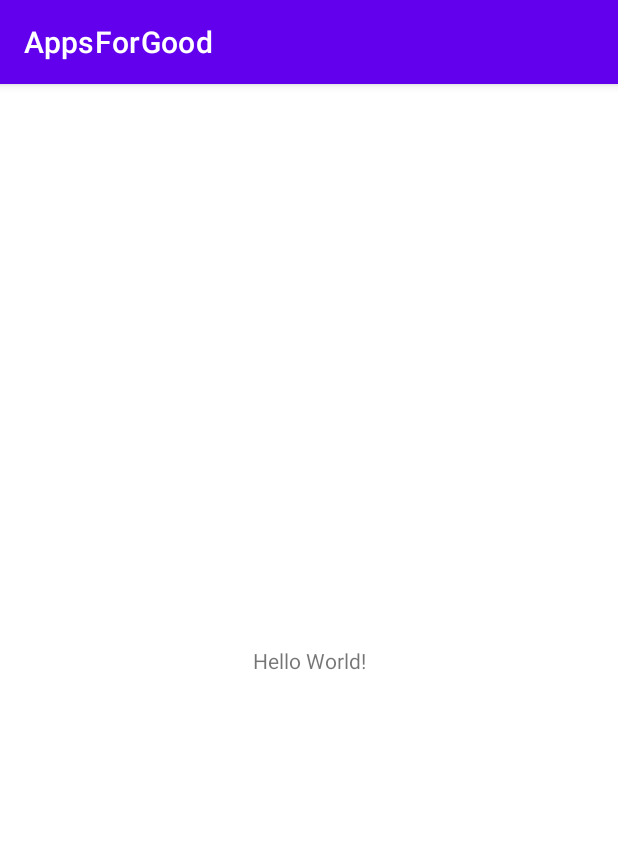
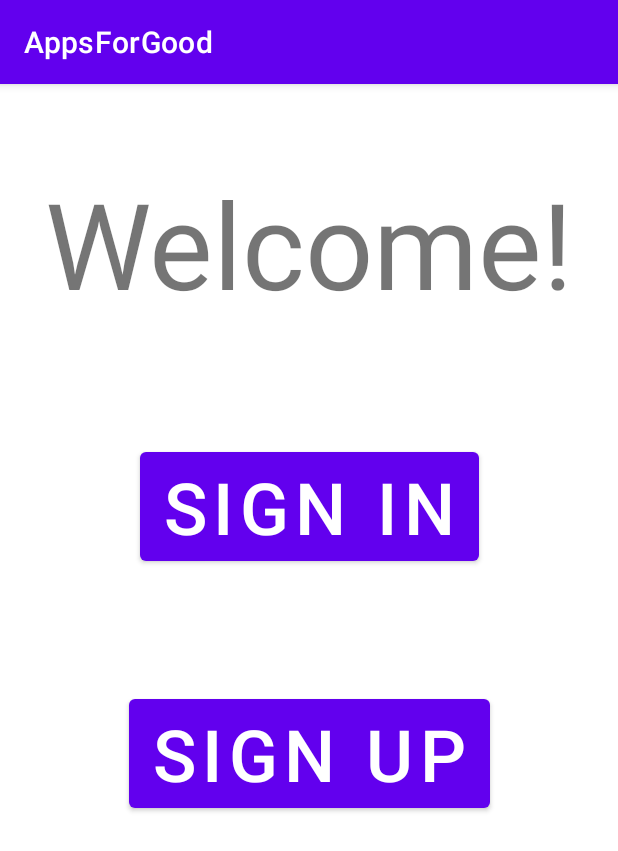
Before and after one commit to amithchintalapati/AppsForGood, an Android app: the screen it shows after launch (MainActivity), on a phone screen of 412 x 824 dp. Shown: the top 851 px of the screen. Run offline under Robolectric (Android 15) with nearby library versions, the light colour scheme and no system bars.

Commit message:
Preliminary Coding - Account and Problem, and Welcome Screen

```diff
--- a/app/src/main/res/layout/activity_main.xml
+++ b/app/src/main/res/layout/activity_main.xml
@@ -2,17 +2,46 @@
 <androidx.constraintlayout.widget.ConstraintLayout xmlns:android="http://schemas.android.com/apk/res/android"
     xmlns:app="http://schemas.android.com/apk/res-auto"
     xmlns:tools="http://schemas.android.com/tools"
+    android:id="@+id/constraintLayout"
     android:layout_width="match_parent"
     android:layout_height="match_parent"
     tools:context=".MainActivity">
 
     <TextView
+        android:id="@+id/welcomeString"
         android:layout_width="wrap_content"
         android:layout_height="wrap_content"
-        android:text="Hello World!"
+        android:layout_marginTop="50dp"
+        android:text="@string/welcomeLabelStr"
+        android:textSize="80sp"
         app:layout_constraintBottom_toBottomOf="parent"
-        app:layout_constraintLeft_toLeftOf="parent"
-        app:layout_constraintRight_toRightOf="parent"
-        app:layout_constraintTop_toTopOf="parent" />
+        app:layout_constraintEnd_toEndOf="parent"
+        app:layout_constraintHorizontal_bias="0.5"
+        app:layout_constraintStart_toStartOf="parent"
+        app:layout_constraintTop_toTopOf="parent"
+        app:layout_constraintVertical_bias="0.004" />
+
+    <Button
+        android:id="@+id/signInButton"
+        android:layout_width="wrap_content"
+        android:layout_height="wrap_content"
+        android:layout_marginTop="80dp"
+        android:text="@string/signInButtonStr"
+        android:textSize="48sp"
+        app:layout_constraintEnd_toEndOf="parent"
+        app:layout_constraintStart_toStartOf="parent"
+        app:layout_constraintTop_toBottomOf="@+id/welcomeString" />
+
+    <Button
+        android:id="@+id/signUpButton"
+        android:layout_width="wrap_content"
+        android:layout_height="wrap_content"
+        android:layout_marginTop="80dp"
+        android:text="@string/signUpButtonStr"
+        android:textSize="48sp"
+        app:layout_constraintEnd_toEndOf="parent"
+        app:layout_constraintHorizontal_bias="0.5"
+        app:layout_constraintStart_toStartOf="parent"
+        app:layout_constraintTop_toBottomOf="@+id/signInButton" />
 
 </androidx.constraintlayout.widget.ConstraintLayout>
--- a/app/src/main/res/values/strings.xml
+++ b/app/src/main/res/values/strings.xml
@@ -1,3 +1,8 @@
 <resources>
     <string name="app_name">AppsForGood</string>
+    <string name="welcomeLabelStr">Welcome!</string>
+    <string name="signInButtonStr">Sign In</string>
+    <string name="signUpButtonStr">Sign Up</string>
+
+
 </resources>
```
Also changed, not shown: app/src/main/java/com/example/appsforgood/Account.java (added, +48 -0 lines), app/src/main/java/com/example/appsforgood/Problem.java (added, +38 -0 lines).
